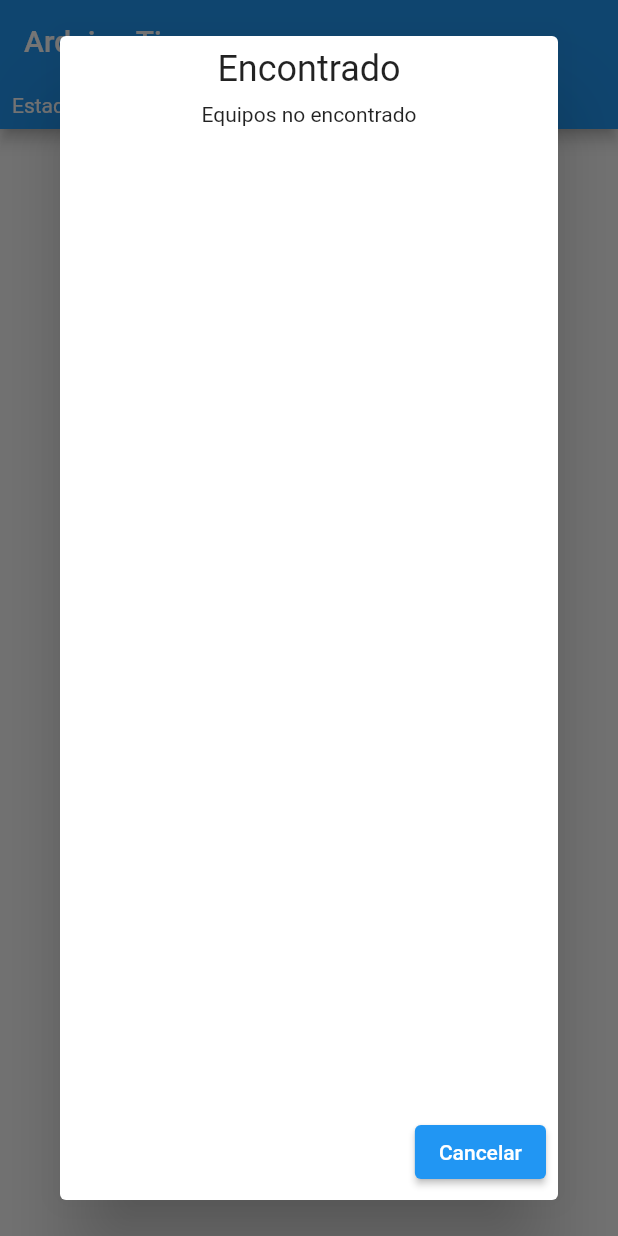
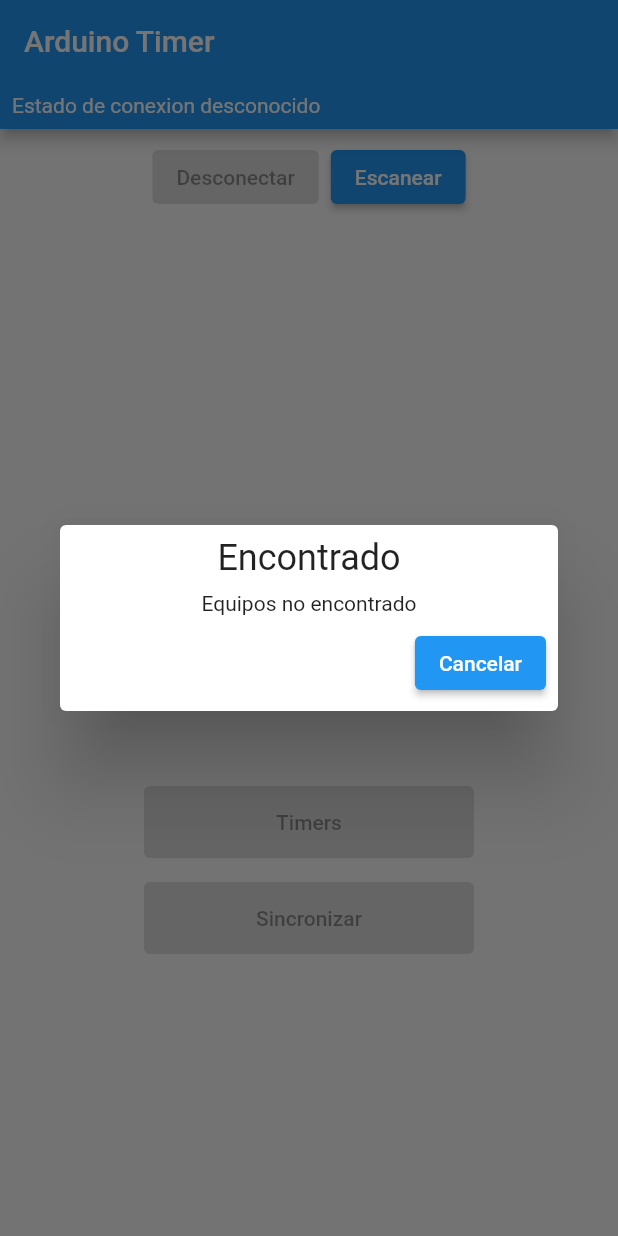
Before and after one commit to mishkov/Arduino_timer, a Flutter app: the screen it shows after launch, after a tap on "Escanear", on a phone screen of 412 x 824 dp. Run offline on Flutter 3.47's test engine with Material 2 defaults, Android fonts, the phone set to English and light mode, and no system bars; our stand-ins replace flutter_bloc, flutter_bluetooth_serial, sqflite; accounts and stored records are empty.

Commit message:
Merge expanded to constrainedBox

```diff
--- a/arduino_timer/lib/home_page/scanning_dialog.dart
+++ b/arduino_timer/lib/home_page/scanning_dialog.dart
@@ -15,14 +15,11 @@ class ScanningDialog extends StatelessWidget {
     return Column(
       mainAxisSize: MainAxisSize.min,
       children: [
-        Expanded(
-          child:
-              BlocBuilder<BluetoothConnectionCubit, BluetoothConnectionState>(
-            buildWhen: (previous, current) {
-              return previous.devices.length != current.devices.length;
-            },
-            builder: listBuilder,
-          ),
+        BlocBuilder<BluetoothConnectionCubit, BluetoothConnectionState>(
+          buildWhen: (previous, current) {
+            return previous.devices.length != current.devices.length;
+          },
+          builder: listBuilder,
         ),
         Align(
           alignment: Alignment.bottomRight,
@@ -50,7 +47,8 @@ class ScanningDialog extends StatelessWidget {
               ? const ListTitle.scanning()
               : const ListTitle.finished(),
         ),
-        Expanded(
+        ConstrainedBox(
+          constraints: const BoxConstraints(maxHeight: 400),
           child: DevicesList(devices: state.devices),
         ),
       ],
```
